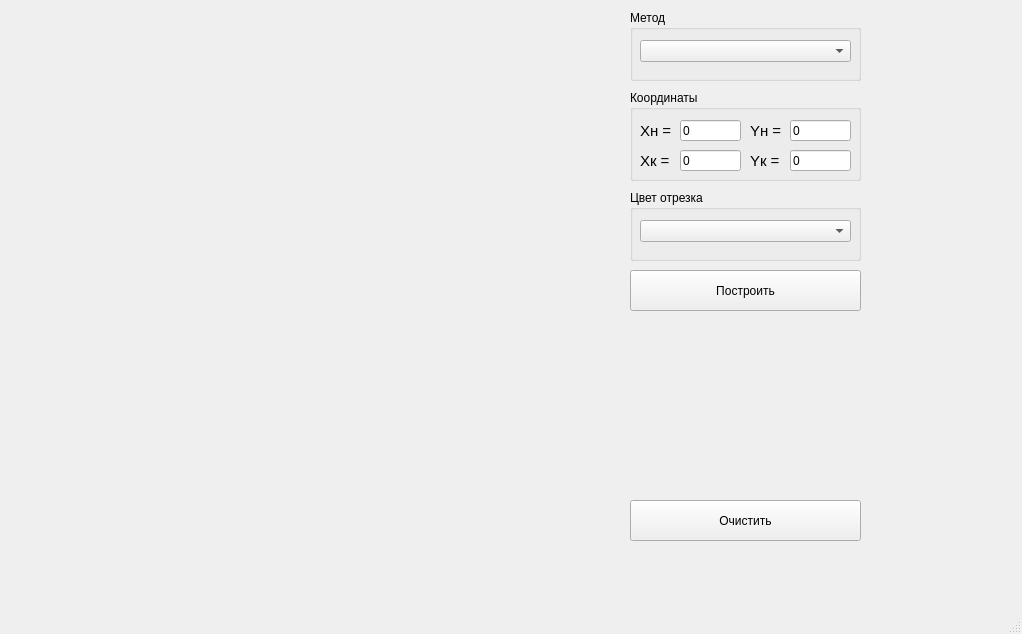
The window that lab3/mainwindow.ui (Inlucker/ComputerGraphics) describes before a commit, drawn with Qt 5.
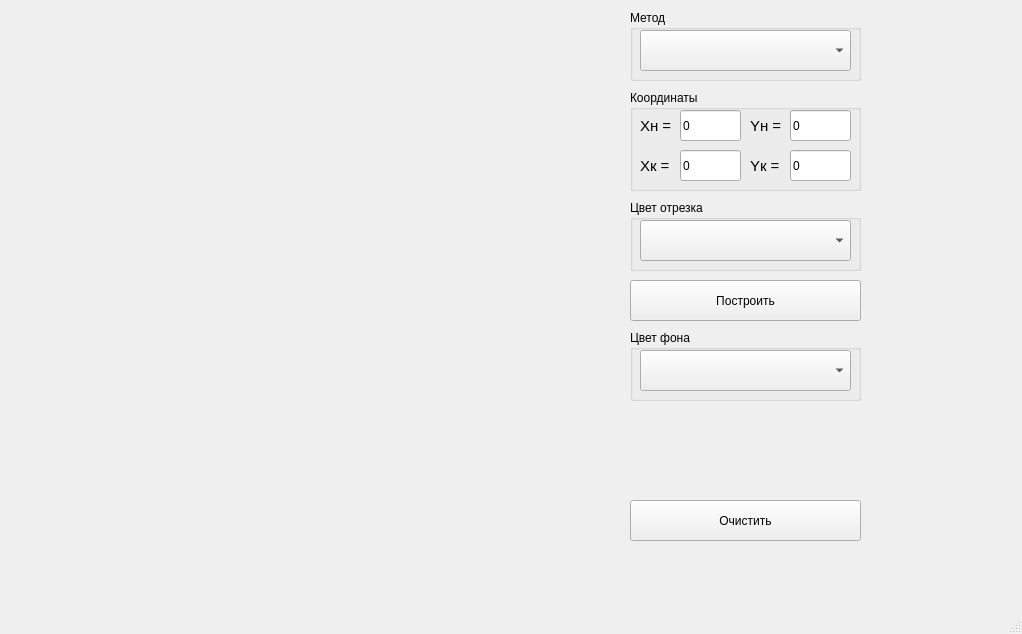
The same window after the commit.

```diff
--- a/lab3/mainwindow.ui
+++ b/lab3/mainwindow.ui
@@ -31,7 +31,7 @@
       <x>630</x>
       <y>90</y>
       <width>231</width>
-      <height>91</height>
+      <height>101</height>
      </rect>
     </property>
     <property name="title">
@@ -41,9 +41,9 @@
      <property name="geometry">
       <rect>
        <x>10</x>
-       <y>30</y>
+       <y>20</y>
        <width>41</width>
-       <height>21</height>
+       <height>31</height>
       </rect>
      </property>
      <property name="font">
@@ -59,9 +59,9 @@
      <property name="geometry">
       <rect>
        <x>50</x>
-       <y>30</y>
+       <y>20</y>
        <width>61</width>
-       <height>21</height>
+       <height>31</height>
       </rect>
      </property>
      <property name="text">
@@ -72,9 +72,9 @@
      <property name="geometry">
       <rect>
        <x>120</x>
-       <y>30</y>
+       <y>20</y>
        <width>41</width>
-       <height>21</height>
+       <height>31</height>
       </rect>
      </property>
      <property name="font">
@@ -90,9 +90,9 @@
      <property name="geometry">
       <rect>
        <x>160</x>
-       <y>30</y>
+       <y>20</y>
        <width>61</width>
-       <height>21</height>
+       <height>31</height>
       </rect>
      </property>
      <property name="text">
@@ -105,7 +105,7 @@
        <x>120</x>
        <y>60</y>
        <width>41</width>
-       <height>21</height>
+       <height>31</height>
       </rect>
      </property>
      <property name="font">
@@ -123,7 +123,7 @@
        <x>160</x>
        <y>60</y>
        <width>61</width>
-       <height>21</height>
+       <height>31</height>
       </rect>
      </property>
      <property name="text">
@@ -136,7 +136,7 @@
        <x>50</x>
        <y>60</y>
        <width>61</width>
-       <height>21</height>
+       <height>31</height>
       </rect>
      </property>
      <property name="text">
@@ -149,7 +149,7 @@
        <x>10</x>
        <y>60</y>
        <width>41</width>
-       <height>21</height>
+       <height>31</height>
       </rect>
      </property>
      <property name="font">
@@ -178,9 +178,9 @@
      <property name="geometry">
       <rect>
        <x>10</x>
-       <y>30</y>
+       <y>20</y>
        <width>211</width>
-       <height>22</height>
+       <height>41</height>
       </rect>
      </property>
     </widget>
@@ -189,7 +189,7 @@
     <property name="geometry">
      <rect>
       <x>630</x>
-      <y>270</y>
+      <y>280</y>
       <width>231</width>
       <height>41</height>
      </rect>
@@ -215,7 +215,7 @@
     <property name="geometry">
      <rect>
       <x>630</x>
-      <y>190</y>
+      <y>200</y>
       <width>231</width>
       <height>71</height>
      </rect>
@@ -227,9 +227,32 @@
      <property name="geometry">
       <rect>
        <x>10</x>
-       <y>30</y>
+       <y>20</y>
        <width>211</width>
-       <height>22</height>
+       <height>41</height>
+      </rect>
+     </property>
+    </widget>
+   </widget>
+   <widget class="QGroupBox" name="groupBox_4">
+    <property name="geometry">
+     <rect>
+      <x>630</x>
+      <y>330</y>
+      <width>231</width>
+      <height>71</height>
+     </rect>
+    </property>
+    <property name="title">
+     <string>Цвет фона</string>
+    </property>
+    <widget class="QComboBox" name="backgroundColor_comboBox">
+     <property name="geometry">
+      <rect>
+       <x>10</x>
+       <y>20</y>
+       <width>211</width>
+       <height>41</height>
       </rect>
      </property>
     </widget>
```
